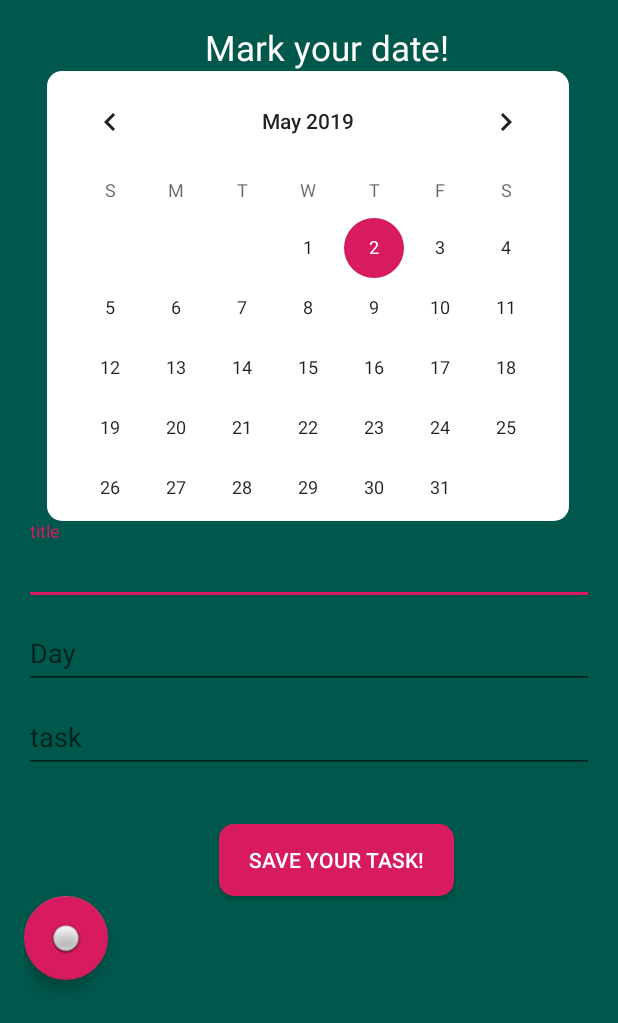
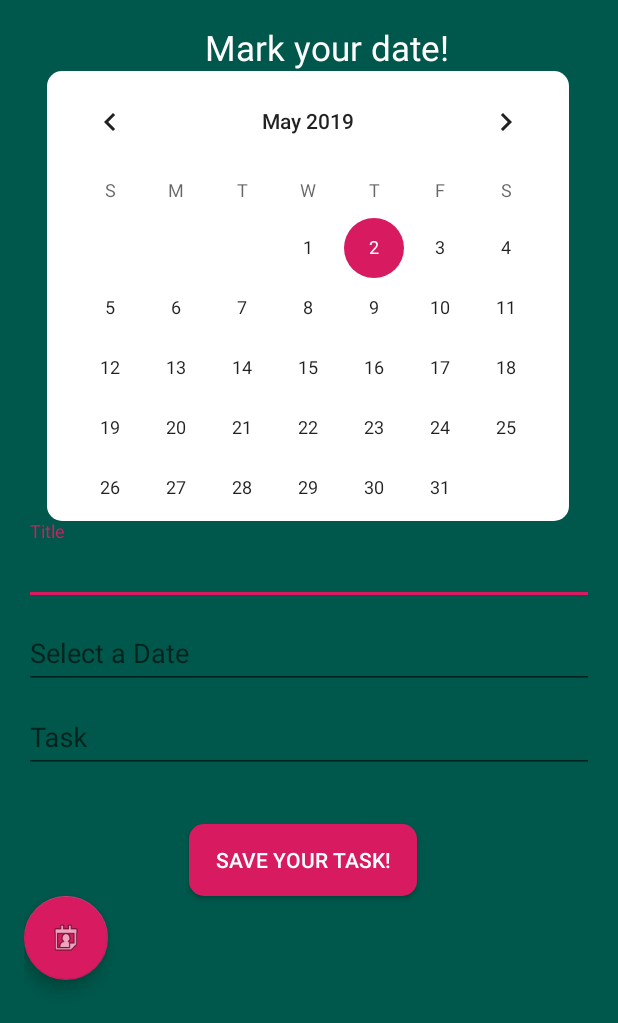
Before and after one commit to PoisonJL/HAD, an Android app: the calender screen opened directly, with no data from a screen before it, on a phone screen of 412 x 824 dp. Shown: the top 1023 px of the screen. Run offline under Robolectric (Android 15) with nearby library versions, the phone set to English and light mode, and no system bars; our stand-ins replace Firebase (no records; nobody signed in at launch, a user with empty details on screens opened directly).

Commit message:
modified layout

```diff
--- a/HadControlPanel/app/src/main/java/com/team7/hadcontrolpanel/calender.java
+++ b/HadControlPanel/app/src/main/java/com/team7/hadcontrolpanel/calender.java
@@ -24,7 +24,7 @@ public class calender extends AppCompatActivity {
     private TextInputEditText inputTitle;
     private EditText inputDay;
     private EditText  inputTask;
-    private FloatingActionButton floatingActionButton1;
+    private FloatingActionButton viewCal;
 
     Button btnSave;
 
@@ -36,9 +36,9 @@ public class calender extends AppCompatActivity {
 
 
         databaseReference= FirebaseDatabase.getInstance().getReference("Tasks");
-        floatingActionButton1 =findViewById(R.id.floatingActionButton1);
+        viewCal =findViewById(R.id.viewCal);
 
-        floatingActionButton1.setOnClickListener(new View.OnClickListener(){
+        viewCal.setOnClickListener(new View.OnClickListener(){
             @Override
             public void onClick(View view){
                 Intent t = new Intent(calender.this, DataRetrived.class);
--- a/HadControlPanel/app/src/main/res/layout/activity_calender.xml
+++ b/HadControlPanel/app/src/main/res/layout/activity_calender.xml
@@ -48,7 +48,7 @@
             android:id="@+id/txtTitle"
             android:layout_width="match_parent"
             android:layout_height="wrap_content"
-            android:hint="title"
+            android:hint="Title"
             android:textColorHint=" #FFF" />
 
     </android.support.design.widget.TextInputLayout>
@@ -62,7 +62,7 @@
             android:id="@+id/txtDay"
             android:layout_width="match_parent"
             android:layout_height="wrap_content"
-            android:hint="Day"
+            android:hint="Select a Date"
             tools:text="@tools:sample/date/ddmmyy" />
 
     </android.support.design.widget.TextInputLayout>
@@ -76,29 +76,29 @@
             android:id="@+id/txtTask"
             android:layout_width="match_parent"
             android:layout_height="wrap_content"
-            android:hint="task" />
+            android:hint="Task" />
 
     </android.support.design.widget.TextInputLayout>
 
     <Button
         android:id="@+id/btnSave"
 
-        android:layout_width="wrap_content"
+        android:layout_width="152dp"
         android:layout_height="wrap_content"
-        android:layout_marginLeft="130dp"
+        android:layout_marginLeft="110dp"
         android:layout_marginTop="34dp"
         android:background="@drawable/bg_btn"
-        android:paddingLeft="20dp"
-        android:paddingRight="20dp"
         android:text="Save Your Task!"
         android:textColor="#FFF" />
 
     <android.support.design.widget.FloatingActionButton
-        android:id="@+id/floatingActionButton1"
+        android:id="@+id/viewCal"
         android:layout_width="match_parent"
         android:layout_height="wrap_content"
         android:clickable="true"
-        app:srcCompat="@android:drawable/radiobutton_off_background" />
+        android:visibility="visible"
+        app:fabSize="auto"
+        app:srcCompat="@android:drawable/ic_menu_my_calendar" />
 
 
 </LinearLayout>
--- a/HadControlPanel/app/src/main/res/layout/activity_wifi.xml
+++ b/HadControlPanel/app/src/main/res/layout/activity_wifi.xml
@@ -41,7 +41,7 @@
         android:layout_marginTop="75dp"
         android:layout_marginEnd="33dp"
         android:ems="10"
-        android:hint="WiFi Username"
+        android:hint="WiFi Name"
         android:inputType="text"
         app:layout_constraintEnd_toEndOf="parent"
         app:layout_constraintStart_toStartOf="parent"
--- a/HadControlPanel/app/src/main/res/layout/update.xml
+++ b/HadControlPanel/app/src/main/res/layout/update.xml
@@ -31,9 +31,8 @@
 
     <Button
         android:id="@+id/btnUpdate"
-        android:layout_width="304dp"
+        android:layout_width="match_parent"
         android:layout_height="wrap_content"
-        android:layout_marginStart="50dp"
         android:text="update" />
 
 </LinearLayout>
```
Also changed, not shown: HadControlPanel/app/src/main/res/layout/activity_data_retrived.xml (+25 -1 lines).
